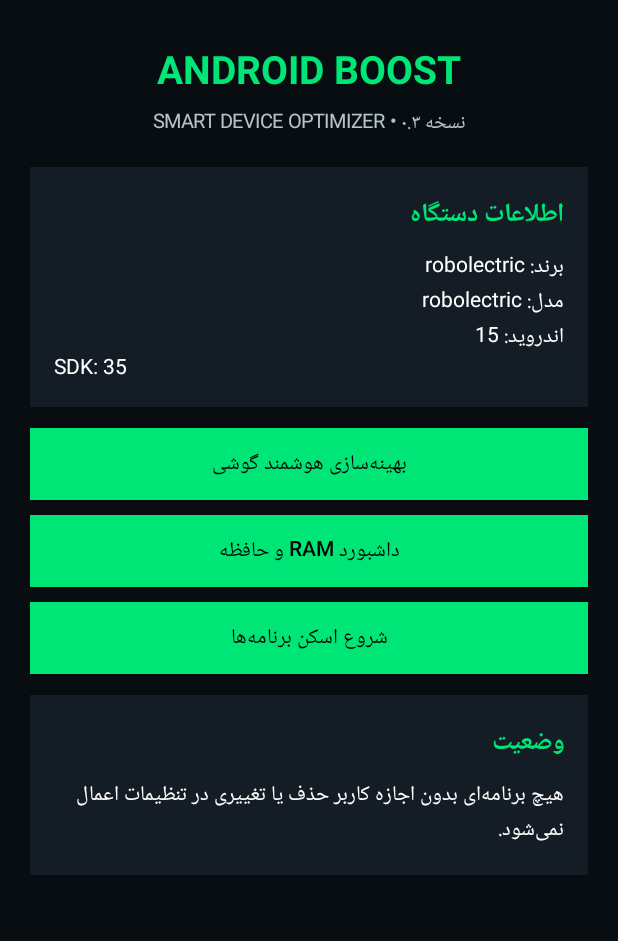
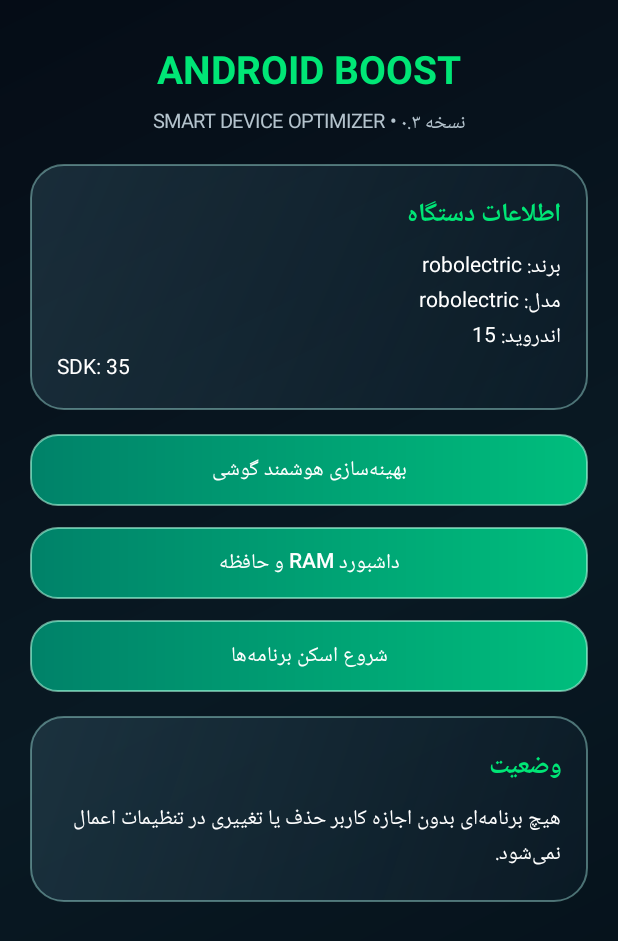
Before and after one commit to parsagitm/Android-Boost-USB, an Android app: the screen it shows after launch (MainActivity), on a phone screen of 412 x 824 dp. Shown: the top 941 px of the screen. Run offline under Robolectric (Android 15) with nearby library versions, the phone set to English and light mode, and no system bars.

Commit message:
Update MainActivity.java

```diff
--- a/app/src/main/java/com/parsa/androidboost/MainActivity.java
+++ b/app/src/main/java/com/parsa/androidboost/MainActivity.java
@@ -15,6 +15,7 @@ import android.os.StatFs;
 import android.os.BatteryManager;
 import android.content.Context;
 import android.graphics.Color;
+import android.graphics.drawable.GradientDrawable;
 import android.view.Gravity;
 import android.widget.Button;
 import android.widget.LinearLayout;
@@ -52,7 +53,17 @@ public class MainActivity extends Activity {
 
     private void buildUi() {
         ScrollView scroll = new ScrollView(this);
-        scroll.setBackgroundColor(BG);
+
+        GradientDrawable background = new GradientDrawable(
+            GradientDrawable.Orientation.TL_BR,
+            new int[]{
+                Color.rgb(5,12,22),
+                Color.rgb(9,25,35),
+                Color.rgb(4,15,24)
+            }
+        );
+
+        scroll.setBackground(background);
 
         content = new LinearLayout(this);
         content.setOrientation(LinearLayout.VERTICAL);
@@ -103,6 +114,7 @@ public class MainActivity extends Activity {
         String model = Build.MODEL.toLowerCase(Locale.ROOT);
 
         if(brand.contains("samsung")) return "Samsung Galaxy / One UI";
+
         if(brand.contains("xiaomi") ||
            brand.contains("redmi") ||
            brand.contains("poco") ||
@@ -110,6 +122,7 @@ public class MainActivity extends Activity {
            model.contains("poco")) {
             return "Xiaomi / Redmi / POCO";
         }
+
         if(brand.contains("google")) return "Google Pixel";
         if(brand.contains("huawei")) return "Huawei";
         if(brand.contains("honor")) return "HONOR";
@@ -549,31 +562,67 @@ public class MainActivity extends Activity {
         content.addView(p);
     }
 
+    // Glassmorphism panel
     private LinearLayout panel() {
         LinearLayout p = new LinearLayout(this);
         p.setOrientation(LinearLayout.VERTICAL);
-        p.setPadding(dp(16),dp(14),dp(16),dp(14));
-        p.setBackgroundColor(PANEL);
+        p.setPadding(dp(18),dp(16),dp(18),dp(16));
+
+        GradientDrawable glass = new GradientDrawable(
+            GradientDrawable.Orientation.TL_BR,
+            new int[]{
+                Color.argb(125,45,75,90),
+                Color.argb(75,20,40,55)
+            }
+        );
+
+        glass.setCornerRadius(dp(22));
+        glass.setStroke(
+            dp(1),
+            Color.argb(100,180,255,245)
+        );
+
+        p.setBackground(glass);
+        p.setElevation(dp(5));
 
         LinearLayout.LayoutParams lp =
             new LinearLayout.LayoutParams(-1,-2);
 
-        lp.setMargins(0,dp(14),0,dp(4));
+        lp.setMargins(0,dp(12),0,dp(6));
         p.setLayoutParams(lp);
 
         return p;
     }
 
+    // Glass gradient button
     private Button button(String label) {
         Button b = new Button(this);
         b.setText(label);
-        b.setTextColor(Color.BLACK);
-        b.setBackgroundColor(GREEN);
+        b.setTextColor(Color.WHITE);
+        b.setTextSize(14);
+        b.setAllCaps(false);
+
+        GradientDrawable glassButton = new GradientDrawable(
+            GradientDrawable.Orientation.LEFT_RIGHT,
+            new int[]{
+                Color.rgb(0,130,105),
+                Color.rgb(0,190,125)
+            }
+        );
+
+        glassButton.setCornerRadius(dp(18));
+        glassButton.setStroke(
+            dp(1),
+            Color.argb(150,170,255,225)
+        );
+
+        b.setBackground(glassButton);
+        b.setElevation(dp(4));
 
         LinearLayout.LayoutParams lp =
             new LinearLayout.LayoutParams(-1,-2);
 
-        lp.setMargins(0,dp(10),0,0);
+        lp.setMargins(0,dp(10),0,dp(4));
         b.setLayoutParams(lp);
 
         return b;
@@ -603,4 +652,4 @@ public class MainActivity extends Activity {
             v*getResources().getDisplayMetrics().density+0.5f
         );
     }
-            }
+                }
```
